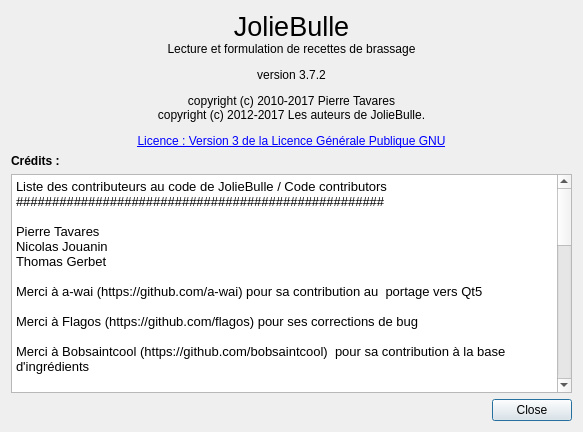
The window that joliebulle/about.ui (314r/joliebulle) describes before a commit, drawn with Qt 5.
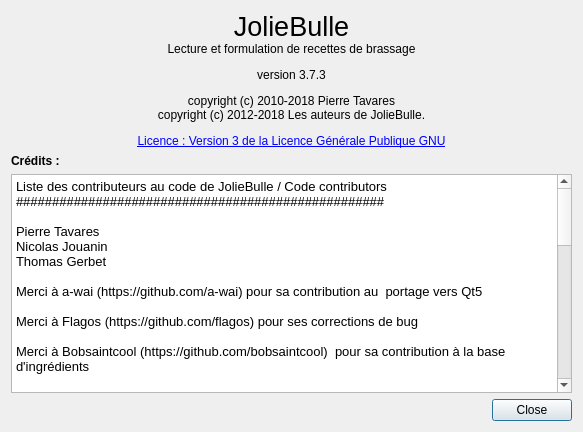
The same window after the commit.

Commit message: passage de version

Diff of the .ui file:
```diff
--- a/joliebulle/about.ui
+++ b/joliebulle/about.ui
@@ -17,7 +17,7 @@
    <item row="0" column="0">
     <widget class="QLabel" name="label">
      <property name="text">
-      <string>&lt;html&gt;&lt;head/&gt;&lt;body&gt;&lt;p align=&quot;center&quot;&gt;&lt;span style=&quot; font-size:20pt;&quot;&gt;JolieBulle&lt;/span&gt;&lt;br/&gt;Lecture et formulation de recettes de brassage&lt;/p&gt;&lt;p align=&quot;center&quot;&gt;version 3.7.2&lt;/p&gt;&lt;p align=&quot;center&quot;&gt;&lt;span style=&quot; font-size:9pt;&quot;&gt;copyright (c) 2010-2017 Pierre Tavares&lt;br/&gt;copyright (c) 2012-2017 Les auteurs de JolieBulle.&lt;/span&gt;&lt;/p&gt;&lt;p align=&quot;center&quot;&gt;&lt;a href=&quot;http://www.gnu.org/licenses/gpl-3.0.html&quot;&gt;&lt;span style=&quot; font-size:9pt; text-decoration: underline; color:#0000ff;&quot;&gt;Licence : Version 3 de la Licence Générale Publique GNU&lt;/span&gt;&lt;/a&gt;&lt;/p&gt;&lt;/body&gt;&lt;/html&gt;</string>
+      <string>&lt;html&gt;&lt;head/&gt;&lt;body&gt;&lt;p align=&quot;center&quot;&gt;&lt;span style=&quot; font-size:20pt;&quot;&gt;JolieBulle&lt;/span&gt;&lt;br/&gt;Lecture et formulation de recettes de brassage&lt;/p&gt;&lt;p align=&quot;center&quot;&gt;version 3.7.3&lt;/p&gt;&lt;p align=&quot;center&quot;&gt;&lt;span style=&quot; font-size:9pt;&quot;&gt;copyright (c) 2010-2018 Pierre Tavares&lt;br/&gt;copyright (c) 2012-2018 Les auteurs de JolieBulle.&lt;/span&gt;&lt;/p&gt;&lt;p align=&quot;center&quot;&gt;&lt;a href=&quot;http://www.gnu.org/licenses/gpl-3.0.html&quot;&gt;&lt;span style=&quot; font-size:9pt; text-decoration: underline; color:#0000ff;&quot;&gt;Licence : Version 3 de la Licence Générale Publique GNU&lt;/span&gt;&lt;/a&gt;&lt;/p&gt;&lt;/body&gt;&lt;/html&gt;</string>
      </property>
     </widget>
    </item>
```
The commit also changes 3 other files.
